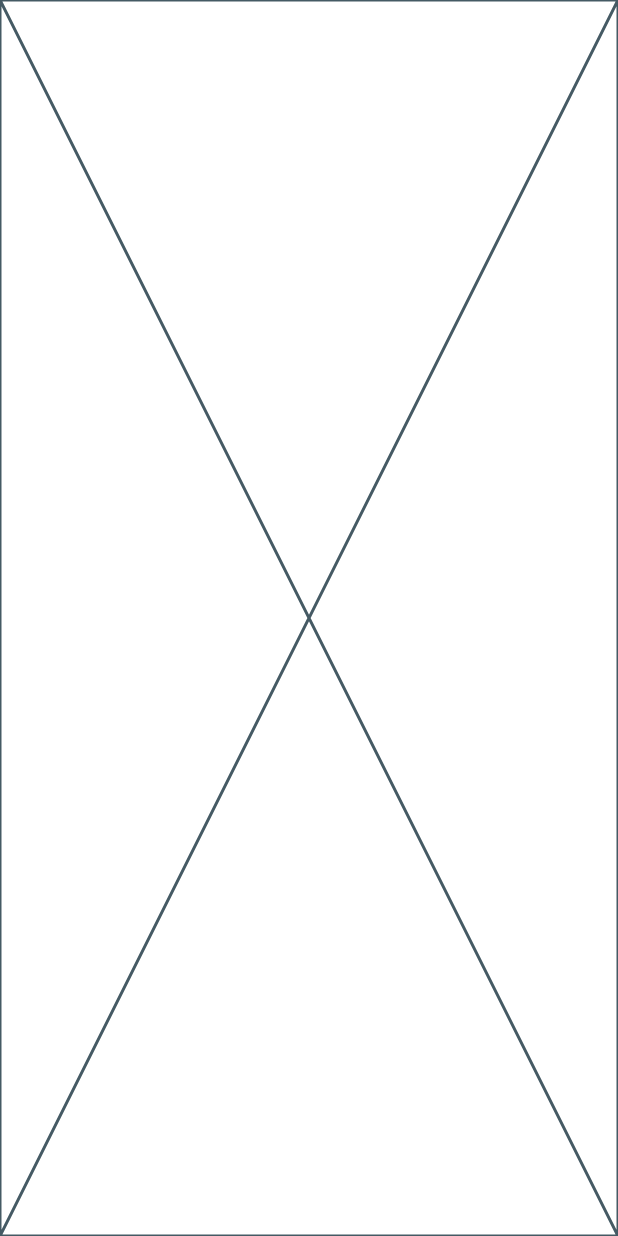
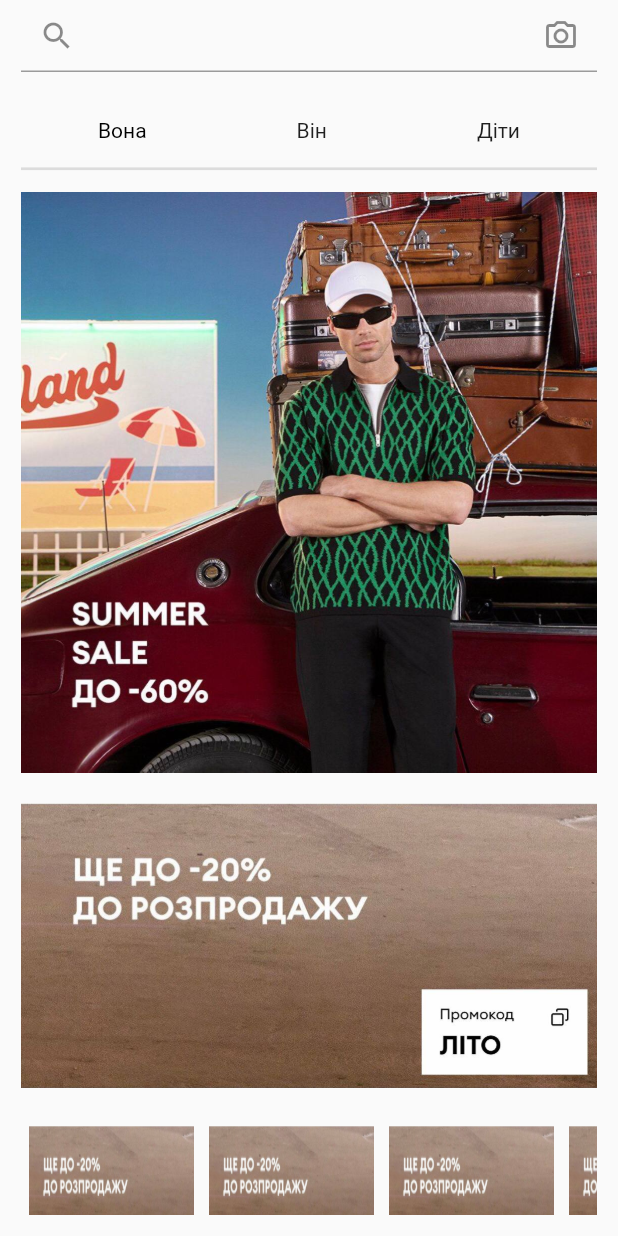
Before and after one commit to OleksandrGai/flutter_shop, a Flutter app: the screen it shows after launch, on a phone screen of 412 x 824 dp. Run offline on Flutter 3.47's test engine with Material 2 defaults, Android fonts, the phone set to English and light mode, and no system bars.

Commit message:
made main screen without navigation

```diff
--- /dev/null
+++ b/lib/model/test_data.dart
@@ -0,0 +1,5 @@
+class TestProducts {
+  TestProducts({required this.type});
+
+  final String type;
+}
--- /dev/null
+++ b/lib/networking/products_api.dart
@@ -0,0 +1,19 @@
+import '../model/test_data.dart';
+
+List<TestProducts> listOfCategories = [
+  TestProducts(type: 'Взуття'),
+  TestProducts(type: 'Футболки'),
+  TestProducts(type: 'Штани'),
+  TestProducts(type: 'Куртки'),
+  TestProducts(type: 'Носки'),
+  TestProducts(type: 'Білизна'),
+  TestProducts(type: 'Аксесуари'),
+  TestProducts(type: 'Духи'),
+  TestProducts(type: 'Рушники'),
+  TestProducts(type: 'Сандалі'),
+  TestProducts(type: 'Лофери'),
+  TestProducts(type: 'Еспадрилі'),
+  TestProducts(type: 'Челсі'),
+  TestProducts(type: 'Леггинси'),
+  TestProducts(type: 'Спортивний одяг'),
+];
--- /dev/null
+++ b/lib/screenc/home_screen_directory/home_screen.dart
@@ -0,0 +1,47 @@
+import 'package:flutter/material.dart';
+import 'package:flutter_shop_app/screenc/home_screen_directory/woman_home_screen.dart';
+import 'package:provider/provider.dart';
+
+import '../../theme/theme_notifier.dart';
+
+import '../../widgets/home_screen_widgets/text_field.dart';
+import '../../widgets/home_screen_widgets/toggle_buttons.dart';
+
+class HomeScreen extends StatelessWidget {
+  HomeScreen({super.key});
+
+  @override
+  Widget build(BuildContext context) {
+    return Consumer<ThemeProvider>(
+      builder: (context, value, child) {
+        return MaterialApp(
+          theme: value.getTheme,
+          home: const Scaffold(
+              body: SafeArea(
+            child: Column(
+              children: [
+                Padding(
+                  padding: EdgeInsets.only(left: 14, right: 14),
+                  child: HomeTextFieldWidget(),
+                ),
+                SexToggleButtons(),
+                Padding(
+                  padding: EdgeInsets.only(left: 14, right: 14),
+                  child: Divider(
+                    height: 3,
+                    thickness: 1.8,
+                  ),
+                ),
+                Flexible(
+                    child: Padding(
+                  padding: EdgeInsets.all(14),
+                  child: WomenHomeScreen(),
+                )),
+              ],
+            ),
+          )),
+        );
+      },
+    );
+  }
+}
--- /dev/null
+++ b/lib/screenc/home_screen_directory/woman_home_screen.dart
@@ -0,0 +1,43 @@
+import 'package:flutter/cupertino.dart';
+import 'package:flutter/material.dart';
+
+import '../../widgets/home_screen_widgets/brands_grid_widget.dart';
+import '../../widgets/home_screen_widgets/container_of_products_for_sex.dart';
+
+class WomenHomeScreen extends StatelessWidget {
+  const WomenHomeScreen({super.key});
+
+  @override
+  Widget build(BuildContext context) {
+    return ListView(
+      shrinkWrap: true,
+      children: [
+        Image.asset('lib/images/first.jpeg'),
+        const SizedBox(
+          height: 20,
+        ),
+        Image.asset('lib/images/second.jpeg'),
+        const SizedBox(
+          height: 20,
+        ),
+        ContainerProductsList(),
+        const Text(
+          'Рекомендовані бренди',
+          style: TextStyle(fontSize: 12, fontWeight: FontWeight.bold),
+        ),
+        const SizedBox(
+          height: 10,
+        ),
+        BrandsGridWidget(),
+        const SizedBox(
+          height: 20,
+        ),
+        Image.asset('lib/images/third.jpeg'),
+        const SizedBox(
+          height: 20,
+        ),
+        Image.asset('lib/images/fourth.jpeg'),
+      ],
+    );
+  }
+}
--- /dev/null
+++ b/lib/theme/theme_constants.dart
@@ -0,0 +1,17 @@
+import 'package:flutter/material.dart';
+
+ThemeData light = ThemeData(
+  brightness: Brightness.light,
+  colorScheme: ColorScheme.light(
+    background: Colors.grey.shade200,
+    primary: Colors.black,
+    secondary: Colors.grey.shade200,
+  ),
+);
+ThemeData dark = ThemeData(
+    brightness: Brightness.dark,
+    colorScheme: ColorScheme.dark(
+      background: Colors.black,
+      primary: Colors.white,
+      secondary: Colors.white,
+    ));
--- /dev/null
+++ b/lib/theme/theme_notifier.dart
@@ -0,0 +1,19 @@
+import 'package:flutter/material.dart';
+import 'package:flutter_shop_app/theme/theme_constants.dart';
+
+class ThemeProvider extends ChangeNotifier {
+  ThemeProvider({required bool isDarkTheme}) {
+    _selectedTheme = isDarkTheme ? darkTheme : lightTheme;
+  }
+
+  late ThemeData _selectedTheme;
+  ThemeData lightTheme = light;
+ThemeData darkTheme = dark;
+
+  ThemeData get getTheme => _selectedTheme;
+
+  void swapTheme() {
+    _selectedTheme = _selectedTheme == lightTheme ? darkTheme : lightTheme;
+    notifyListeners();
+  }
+}
--- /dev/null
+++ b/lib/widgets/home_screen_widgets/container_of_products_for_sex.dart
@@ -0,0 +1,47 @@
+import 'package:flutter/material.dart';
+
+class ContainerProductsList extends StatefulWidget {
+  const ContainerProductsList({super.key});
+
+  @override
+  State<ContainerProductsList> createState() => _ContainerProductsListState();
+}
+
+class _ContainerProductsListState extends State<ContainerProductsList> {
+  @override
+  Widget build(BuildContext context) {
+    return Container(
+      //color: Colors.red,
+      height: 150,
+      width: 100,
+      child: ListView.builder(
+          scrollDirection: Axis.horizontal,
+          // shrinkWrap: true,
+          itemCount: 12,
+          itemBuilder: (context, index) {
+            return Container(
+              child: Column(
+                children: [
+                  Padding(
+                    padding: const EdgeInsets.all(5.0),
+                    child: Image.asset(
+                      'lib/images/second.jpeg',
+                      height: 110,
+                      width: 110,
+                      fit: BoxFit.fill,
+                    ),
+                  ),
+                  Text(
+                    'Назва продкуту',
+                    style: TextStyle(fontSize: 8, fontWeight: FontWeight.bold),
+                  ),
+                  Text('Ціна',
+                      style:
+                          TextStyle(fontSize: 8, fontWeight: FontWeight.bold)),
+                ],
+              ),
+            );
+          }),
+    );
+  }
+}
--- /dev/null
+++ b/lib/widgets/home_screen_widgets/text_field.dart
@@ -0,0 +1,53 @@
+import 'package:flutter/material.dart';
+import 'package:flutter_shop_app/widgets/home_screen_widgets/toggle_buttons.dart';
+
+import '../../model/test_data.dart';
+import '../../networking/products_api.dart';
+import '../../screenc/home_screen_directory/woman_home_screen.dart';
+
+class HomeTextFieldWidget extends StatefulWidget {
+  const HomeTextFieldWidget({super.key});
+
+  @override
+  State<HomeTextFieldWidget> createState() => _HomeTextFieldWidgetState();
+}
+
+List<TestProducts> allProducts = listOfCategories;
+final _controller = TextEditingController();
+
+class _HomeTextFieldWidgetState extends State<HomeTextFieldWidget> {
+  void updateList(String value) {
+    final suggestion = allProducts.where((product) {
+      final productTitle = product.type.toLowerCase();
+      final input = value.toLowerCase();
+      return productTitle.contains(input);
+    }).toList();
+    setState(() => allProducts = suggestion);
+  }
+
+  @override
+  void dispose() {
+    _controller.dispose();
+    super.dispose();
+  }
+
+  late List<TestProducts> displayList = List.from(listOfCategories);
+
+  @override
+  Widget build(BuildContext context) {
+    return Column(
+      children: [
+        TextField(
+          controller: _controller,
+          onChanged: updateList,
+          decoration: const InputDecoration(
+              prefixIcon: Icon(Icons.search_outlined),
+              suffixIcon: Icon(Icons.camera_alt_outlined)),
+        ),
+        const SizedBox(
+          height: 15,
+        ),
+      ],
+    );
+  }
+}
--- /dev/null
+++ b/lib/widgets/home_screen_widgets/toggle_buttons.dart
@@ -0,0 +1,49 @@
+import 'package:flutter/material.dart';
+
+class SexToggleButtons extends StatefulWidget {
+  const SexToggleButtons({super.key});
+
+  @override
+  State<SexToggleButtons> createState() => _SexToggleButtonsState();
+}
+
+class _SexToggleButtonsState extends State<SexToggleButtons> {
+  List<bool> _isSelected = [true, false, false];
+
+  void _sexSwitch(int newIndex) {
+    setState(() {
+      for (var index = 0; index < _isSelected.length; index++) {
+        if (index == newIndex) {
+          _isSelected[index] = true;
+        } else {
+          _isSelected[index] = false;
+        }
+      }
+    });
+  }
+
+  @override
+  Widget build(BuildContext context) {
+    return ToggleButtons(
+      children: [
+        Padding(
+          padding: EdgeInsets.only(left: 40.0, right: 50.0),
+          child: Text('Вона'),
+        ),
+        Padding(
+          padding: EdgeInsets.only(left: 50.0, right: 50.0),
+          child: Text('Він'),
+        ),
+        Padding(
+          padding: EdgeInsets.only(left: 50.0, right: 40.0),
+          child: Text('Діти'),
+        ),
+      ],
+      splashColor: Colors.grey.shade200,
+      renderBorder: false,
+      fillColor: Colors.transparent,
+      isSelected: _isSelected,
+      onPressed: _sexSwitch,
+    );
+  }
+}
--- a/pubspec.yaml
+++ b/pubspec.yaml
@@ -35,6 +35,7 @@ dependencies:
   # The following adds the Cupertino Icons font to your application.
   # Use with the CupertinoIcons class for iOS style icons.
   cupertino_icons: ^1.0.2
+  provider: ^6.0.5
 
 dev_dependencies:
   flutter_test:
@@ -59,9 +60,8 @@ flutter:
   uses-material-design: true
 
   # To add assets to your application, add an assets section, like this:
-  # assets:
-  #   - images/a_dot_burr.jpeg
-  #   - images/a_dot_ham.jpeg
+  assets:
+    - lib/images/
 
   # An image asset can refer to one or more resolution-specific "variants", see
   # https://flutter.dev/assets-and-images/#resolution-aware
```
Also changed, not shown: lib/main.dart (+25 -2 lines), lib/screenc/home_screen_directory/children_home_screen.dart (added, +8 -0 lines), lib/widgets/home_screen_widgets/brands_grid_widget.dart (added, +46 -0 lines), lib/widgets/home_screen_widgets/search_list_view.dart (added, +22 -0 lines), lib/images/first.jpeg (added), lib/images/fourth.jpeg (added), lib/images/second.jpeg (added), lib/images/third.jpeg (added), lib/screenc/home_screen_directory/man_home_screen.dart (added), pubspec.lock.
